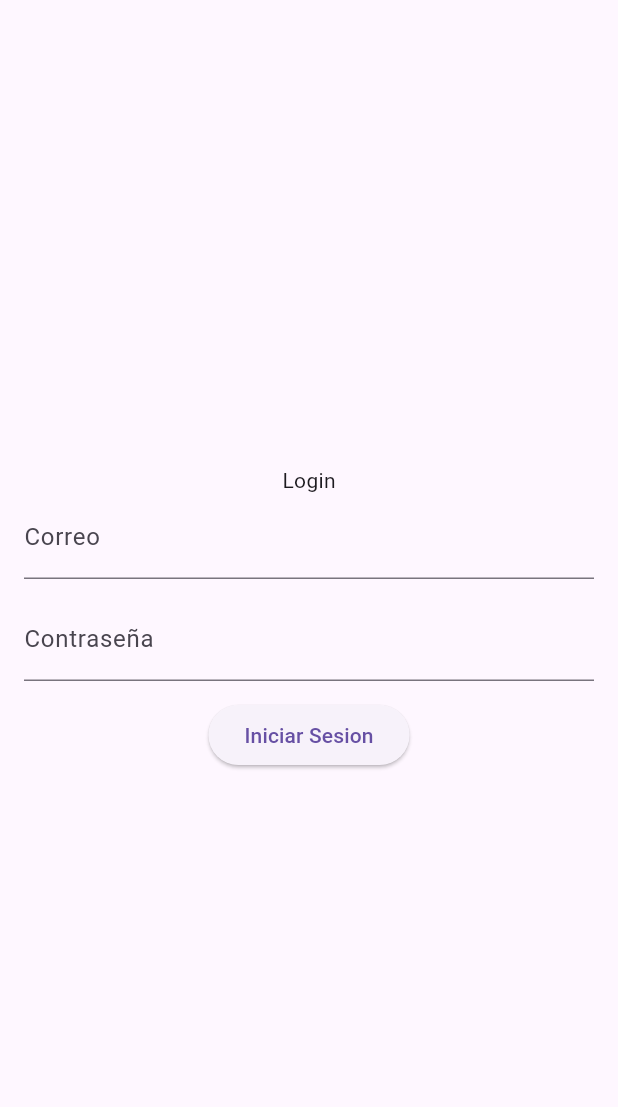
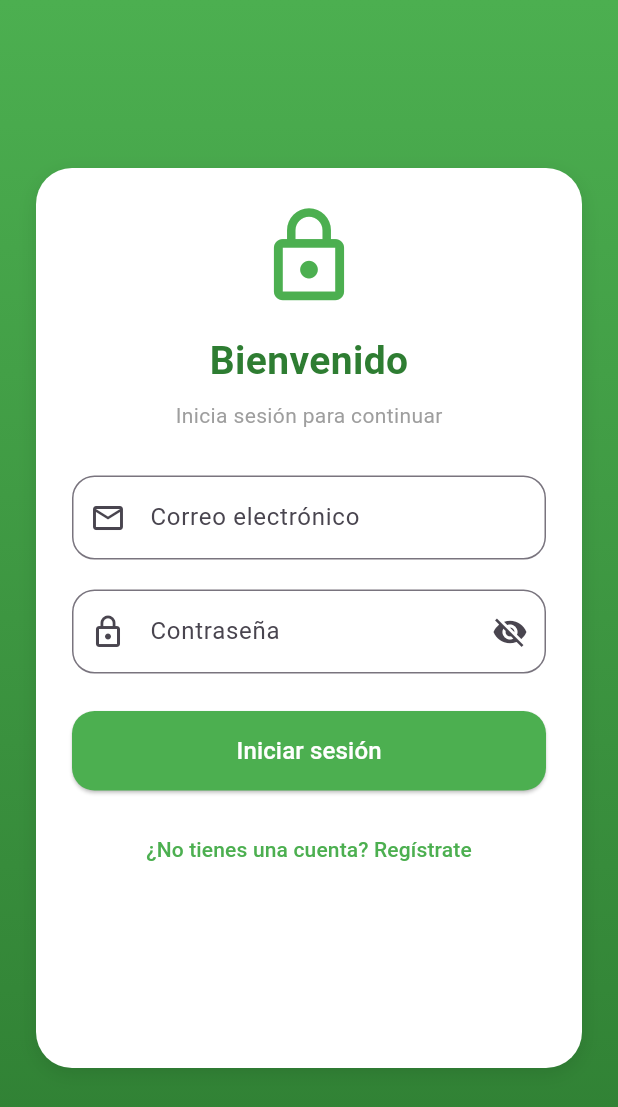
Before and after one commit to ItzDaniell/Desarrollo-de-Aplicaciones-Multiplataforma, a Flutter app: the screen it shows after launch, on a phone screen of 412 x 824 dp. Shown: the top 1107 px of the screen. Run offline on Flutter 3.47's test engine with Material 3 defaults, Android fonts, the phone set to English and light mode, and no system bars.

Commit message:
feat: Login Dessing

```diff
--- a/flutter_navigation_tools/lib/main.dart
+++ b/flutter_navigation_tools/lib/main.dart
@@ -1,150 +1,164 @@
 import 'package:flutter/material.dart';
 
 void main() {
-  runApp(MyApp());
+  runApp(const MaterialApp(
+    home: ModernLoginPage(),
+    debugShowCheckedModeBanner: false,
+  ));
 }
 
-//Navitagor 1.0 vs 2.0
+class ModernLoginPage extends StatefulWidget {
+  const ModernLoginPage({super.key});
 
-// Route name
-
-// Widget Page
-
-class MyApp extends StatelessWidget {
   @override
-  Widget build(BuildContext context) {
-    return MaterialApp(home: LoginView());
-  }
+  State<ModernLoginPage> createState() => _ModernLoginPageState();
 }
 
-class LoginView extends StatelessWidget {
+class _ModernLoginPageState extends State<ModernLoginPage> {
+  final TextEditingController emailController = TextEditingController();
+  final TextEditingController passwordController = TextEditingController();
+  bool isPasswordVisible = false;
+
+  void login() {
+    final email = emailController.text;
+    final password = passwordController.text;
+
+    if (email.isEmpty || password.isEmpty) {
+      ScaffoldMessenger.of(context).showSnackBar(
+        const SnackBar(content: Text("Por favor, completa todos los campos")),
+      );
+      return;
+    }
+
+    ScaffoldMessenger.of(context).showSnackBar(
+      SnackBar(content: Text("Intentando iniciar sesión como $email")),
+    );
+  }
+
   @override
   Widget build(BuildContext context) {
     return Scaffold(
-      body: Padding(
-        padding: EdgeInsets.all(16.0),
-        child: Column(
-          mainAxisAlignment: MainAxisAlignment.center,
-          children: <Widget>[
-            Text("Login"),
-            TextField(decoration: const InputDecoration(labelText: 'Correo')),
-            const SizedBox(height: 12),
-            TextField(
-              obscureText: true,
-              decoration: const InputDecoration(labelText: 'Contraseña'),
+      body: Container(
+        width: double.infinity,
+        height: double.infinity,
+        decoration: const BoxDecoration(
+          gradient: LinearGradient(
+            colors: [Color(0xFF4CAF50), Color(0xFF2E7D32)],
+            begin: Alignment.topCenter,
+            end: Alignment.bottomCenter,
+          ),
+        ),
+        child: Center(
+          child: SingleChildScrollView(
+            padding: const EdgeInsets.all(24),
+            child: Container(
+              width: 800,
+              height: 600,
+              padding: const EdgeInsets.all(24),
+              decoration: BoxDecoration(
+                color: Colors.white,
+                borderRadius: BorderRadius.circular(24),
+                boxShadow: [
+                  BoxShadow(
+                    color: Colors.black.withOpacity(0.1),
+                    blurRadius: 10,
+                    offset: const Offset(0, 4),
+                  ),
+                ],
+              ),
+              child: Column(
+                mainAxisSize: MainAxisSize.min,
+                children: [
+                  const Icon(Icons.lock_outline, size: 70, color: Color(0xFF4CAF50)),
+                  const SizedBox(height: 16),
+                  const Text(
+                    "Bienvenido",
+                    style: TextStyle(
+                      fontSize: 26,
+                      fontWeight: FontWeight.bold,
+                      color: Color(0xFF2E7D32),
+                    ),
+                  ),
+                  const SizedBox(height: 8),
+                  const Text(
+                    "Inicia sesión para continuar",
+                    style: TextStyle(color: Colors.grey),
+                  ),
+                  const SizedBox(height: 30),
+
+                  // Campo de correo
+                  TextField(
+                    controller: emailController,
+                    decoration: InputDecoration(
+                      labelText: "Correo electrónico",
+                      prefixIcon: const Icon(Icons.email_outlined),
+                      border: OutlineInputBorder(
+                        borderRadius: BorderRadius.circular(15),
+                      ),
+                    ),
+                  ),
+                  const SizedBox(height: 20),
+
+                  // Campo de contraseña
+                  TextField(
+                    controller: passwordController,
+                    obscureText: !isPasswordVisible,
+                    decoration: InputDecoration(
+                      labelText: "Contraseña",
+                      prefixIcon: const Icon(Icons.lock_outline),
+                      suffixIcon: IconButton(
+                        icon: Icon(
+                          isPasswordVisible
+                              ? Icons.visibility
+                              : Icons.visibility_off,
+                        ),
+                        onPressed: () {
+                          setState(() {
+                            isPasswordVisible = !isPasswordVisible;
+                          });
+                        },
+                      ),
+                      border: OutlineInputBorder(
+                        borderRadius: BorderRadius.circular(15),
+                      ),
+                    ),
+                  ),
+                  const SizedBox(height: 25),
+
+                  // Botón de login
+                  SizedBox(
+                    width: double.infinity,
+                    child: ElevatedButton(
+                      onPressed: login,
+                      style: ElevatedButton.styleFrom(
+                        backgroundColor: const Color(0xFF4CAF50),
+                        padding: const EdgeInsets.symmetric(vertical: 15),
+                        shape: RoundedRectangleBorder(
+                          borderRadius: BorderRadius.circular(15),
+                        ),
+                      ),
+                      child: const Text(
+                        "Iniciar sesión",
+                        style: TextStyle(fontSize: 16, color: Colors.white),
+                      ),
+                    ),
+                  ),
+                  const SizedBox(height: 15),
+
+                  // Enlace a registro
+                  TextButton(
+                    onPressed: () {},
+                    child: const Text(
+                      "¿No tienes una cuenta? Regístrate",
+                      style: TextStyle(color: Color(0xFF4CAF50)),
+                    ),
+                  ),
+                ],
+              ),
             ),
-            const SizedBox(height: 12),
-            ElevatedButton(
-              onPressed: (){ Navigator.pushAndRemoveUntil(context, MaterialPageRoute(builder: (context)=>Menu(title: "Menu de Opciones",)), (route) => false);},
-              child: Text("Iniciar Sesion"),
-            ),
-          ],
+          ),
         ),
       ),
     );
   }
 }
-
-class Menu extends StatefulWidget {
-  String title;
-
-  Menu({required this.title});
-
-  @override
-  State<Menu> createState() => _MenuState();
-}
-
-class _MenuState extends State<Menu> {
-  @override
-  Widget build(BuildContext context) {
-    // widget.title;
-
-    return Scaffold(
-      body: Padding(
-        padding: EdgeInsets.all(16.0),
-        child: Column(
-          mainAxisAlignment: MainAxisAlignment.center,
-          children: <Widget>[
-            ElevatedButton(onPressed: (){ Navigator.pushAndRemoveUntil(context, MaterialPageRoute(builder: (context)=>FAQ(title: "Preguntas Frecuentes",)), (route) => false);}, child: Text("FAQ")),
-            ElevatedButton(onPressed: (){ Navigator.push(context, MaterialPageRoute(builder: (context)=> ProductForm(title: 'Formulario de Productos',)));}, child: Text("Formulario de Productos")),
-            ElevatedButton(onPressed: (){ Navigator.pushAndRemoveUntil(context, MaterialPageRoute(builder: (context)=>LoginView()), (route) => false);}, child: Text("LogOut")),
-          ],
-        ),
-      ),
-    );
-  }
-}
-
-class FAQ extends StatefulWidget {
-  String title;
-
-  FAQ({required this.title});
-
-  @override
-  State<FAQ> createState() => _FAQState();
-}
-
-class _FAQState extends State<FAQ> {
-  @override
-  Widget build(BuildContext context) {
-    // widget.title;
-
-    return Scaffold(
-      body: Padding(
-        padding: EdgeInsets.all(16.0),
-        child: Column(
-          mainAxisAlignment: MainAxisAlignment.center,
-          children: <Widget>[
-            Text("Preguntas Frecuentes"),
-            SizedBox(height: 12),
-            Text("¿Cómo puedo cambiar mi contraseña?"),
-            SizedBox(height: 12),
-            Text("¿Dónde puedo ver mis pedidos?"),
-            SizedBox(height: 12),
-            Text("¿Cómo contacto al soporte?"),
-            SizedBox(height: 12),
-
-            ElevatedButton(onPressed: (){ Navigator.pushAndRemoveUntil(context, MaterialPageRoute(builder: (context)=>Menu(title: "Menu de Opciones",)), (route) => false);}, child: Text("Regresar al Menu")),
-          ],
-        ),
-      ),
-    );
-  }
-}
-
-class ProductForm extends StatefulWidget {
-  String title;
-
-  ProductForm({required this.title});
-
-  @override
-  State<ProductForm> createState() => _ProductFormState();
-}
-
-class _ProductFormState extends State<ProductForm> {
-  @override
-  Widget build(BuildContext context) {
-    // widget.title;
-
-    return Scaffold(
-      body: Padding(
-        padding: EdgeInsets.all(16.0),
-        child: Column(
-          mainAxisAlignment: MainAxisAlignment.center,
-          children: <Widget>[
-            Text("Formulario de Productos"),
-            SizedBox(height: 12),
-            TextField(decoration: const InputDecoration(labelText: 'Nombre del Producto')),
-            SizedBox(height: 12),
-            TextField(decoration: const InputDecoration(labelText: 'Descripción')),
-            SizedBox(height: 12),
-            TextField(decoration: const InputDecoration(labelText: 'Precio')),
-            SizedBox(height: 12),
-            ElevatedButton(onPressed: (){}, child: Text("Agregar Producto")),
-            ElevatedButton(onPressed: (){ Navigator.pushAndRemoveUntil(context, MaterialPageRoute(builder: (context)=>Menu(title: "Menu de Opciones",)), (route) => false);}, child: Text("Regresar al Menu")),
-          ],
-        ),
-      ),
-    );
-  }
-}
```
Also changed, not shown: flutter_application_1/lib/main.dart (+80 -17 lines).
